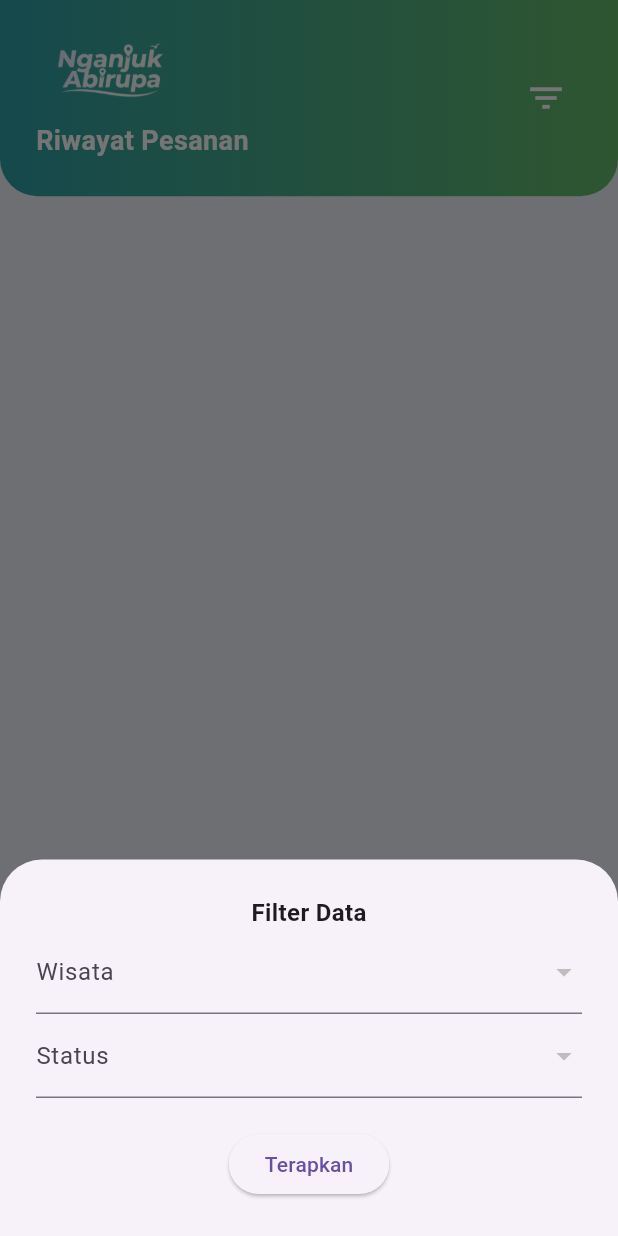
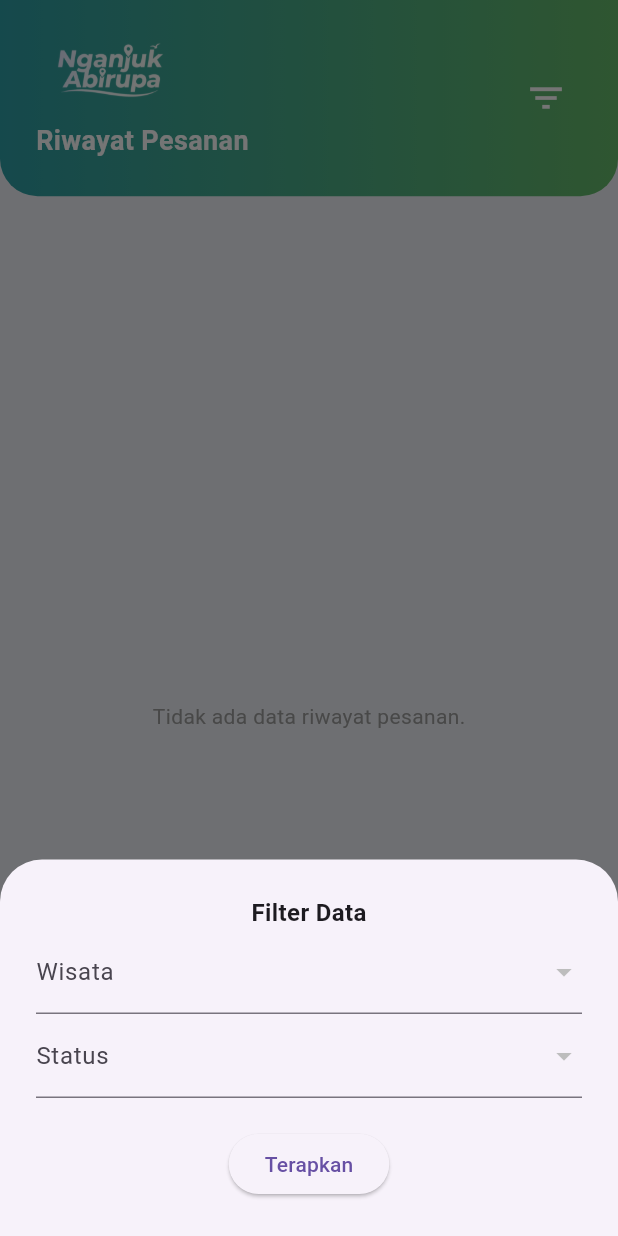
Before and after one commit to AlfinRF1/Nganjuk_abirupa_Flutter, a Flutter app: the RiwayatScreen screen opened directly, after a tap on the "filter list" icon, on a phone screen of 412 x 824 dp. Run offline on Flutter 3.47's test engine with Material 3 defaults, Android fonts, the phone set to English and light mode, and no system bars; our stand-ins replace cached_network_image, dio, firebase_auth, firebase_core, flutter_dotenv, flutter_markdown and 6 more; accounts and stored records are empty; network calls fail; Roboto replaces fonts that are missing (Poppins).

Commit message:
Refactor dashboard and history screens for improved API handling and UI updates
- Updated detail_wisata_screen.dart to enhance API calls with better error handling and token management.
- Refactored riwayat_screen.dart to implement automatic data refresh and improved loading states.
- Modified main.dart to streamline navigation logic and ensure dynamic routing to MainNavigation.
- Enhanced main_navigation.dart to utilize PageView for smoother transitions between screens.
- Updated pubspec.lock and pubspec.yaml to include the latest dependencies for Firebase and other packages.

```diff
--- a/lib/features/dashboard/riwayat_screen.dart
+++ b/lib/features/dashboard/riwayat_screen.dart
@@ -21,30 +21,36 @@ class _RiwayatScreenState extends State<RiwayatScreen> {
   @override
   void initState() {
     super.initState();
-    print("ALARM: initState berjalan!"); // Tambahin ini
+    debugPrint("ALARM: initState Riwayat Berjalan!");
     _loadRiwayat();
   }
 
+  // 👇 JURUS PENGAMAN: Pemicu refresh otomatis pas user buka via geser layar PageView
+  @override
+  void didChangeDependencies() {
+    super.didChangeDependencies();
+    _loadRiwayat(); // Otomatis nembak API biar status 'Lunas' langsung ke-render tanpa delay!
+  }
+
   Future<void> _loadRiwayat() async {
-  print("ALARM: _loadRiwayat dipanggil!");
-  setState(() => _isLoading = true);
+    if (!mounted) return;
 
     try {
       final prefs = await SharedPreferences.getInstance();
       String idCustomer = prefs.getString("id_customer") ?? "";
-    String token = prefs.getString("token") ?? ""; // WAJIB AMBIL TOKEN
+      String token = prefs.getString("token") ?? "";
 
+      if (mounted) {
         setState(() {
           _namaCustomer = prefs.getString("nama_customer") ?? "Pengguna";
         });
+      }
 
       if (idCustomer.isEmpty) {
-      print("ALARM: ID Customer kosong!");
-      setState(() => _isLoading = false);
+        if (mounted) setState(() => _isLoading = false);
         return;
       }
 
-    // GANTI KE IP LAPTOP LU!
       var url = 'https://nganjukabirupa.pbltifnganjuk.com/api/riwayat?id_customer=$idCustomer';
 
       final response = await http.get(
@@ -56,31 +62,21 @@ class _RiwayatScreenState extends State<RiwayatScreen> {
         },
       );
 
-    debugPrint("DEBUG RIWAYAT STATUS: ${response.statusCode}");
-    debugPrint("DEBUG RIWAYAT BODY: ${response.body}");
-
       if (response.statusCode == 200) {
         var data = jsonDecode(response.body);
         List<dynamic> list = [];
 
-      // Laravel lu nge-return langsung array [ ... ], bukan objek { status: success, data: [ ... ] }
-      // Jadi kita handle biar Flutter nggak bingung.
         if (data is List) {
           list = data;
         } else if (data is Map && data['data'] != null) {
           list = data['data'];
         }
 
-      // Sort data id terbesar di atas
+        // Urutkan ID Transaksi paling gede di posisi paling atas
         list.sort((a, b) {
           int idA = int.tryParse(a['id_transaksi'].toString()) ?? 0;
           int idB = int.tryParse(b['id_transaksi'].toString()) ?? 0;
           return idB.compareTo(idA);
-      });
-
-      setState(() {
-        _riwayatList = list;
-        _filteredList = list; // INI YANG MUNCULIN DATA KE LAYAR
         });
 
         for (var item in list) {
@@ -91,36 +87,33 @@ class _RiwayatScreenState extends State<RiwayatScreen> {
             if (item['status'] == "Menunggu" && tglPesanan.isBefore(hariIni)) {
               item['status'] = "Selesai";
             }
-        } catch(e) {
-          // Abaikan kalau tanggalnya format aneh
+          } catch(_) {}
         }
+
+        if (mounted) {
+          setState(() {
+            _riwayatList = list;
+            _filteredList = list;
+            _isLoading = false;
+          });
         }
-      print("ALARM: Data berhasil dimuat: ${list.length} item");
       } else {
-      print("ALARM: Server nolak. Status: ${response.statusCode}");
+        if (mounted) setState(() => _isLoading = false);
       }
     } catch (e) {
-    print("ALARM: ERROR PARAH: $e");
-  } finally {
+      debugPrint("ALARM ERROR RIWAYAT: $e");
       if (mounted) setState(() => _isLoading = false);
     }
   }
 
   void _filterData(String? wisata, String? status) {
-    print("Filter: Wisata=$wisata, Status=$status");
-
     setState(() {
       _filteredList = _riwayatList.where((item) {
-        // Ambil string dari item, pastiin jadi lowerCase
         String namaWisataItem = item['nama_wisata'].toString().toLowerCase();
         String statusItem = item['status'].toString().toLowerCase();
 
-        // Bandingin pake lowerCase juga
         bool matchWisata = (wisata == null || namaWisataItem.contains(wisata.toLowerCase()));
-
-        // PENTING: Bandingin status pake lowerCase
-        // Di RiwayatScreen, fungsi _filterData
-        bool matchStatus = (status == null || statusItem.toLowerCase() == status.toLowerCase());
+        bool matchStatus = (status == null || statusItem == status.toLowerCase());
 
         return matchWisata && matchStatus;
       }).toList();
@@ -128,22 +121,14 @@ class _RiwayatScreenState extends State<RiwayatScreen> {
   }
 
   Widget _buildWisataImage(String namaWisata, String urlGambar) {
-    debugPrint("DEBUG GAMBAR: Nama='$namaWisata', URL='$urlGambar'"); // Biar ketahuan isinya kosong atau nggak
-
-    String lower = namaWisata.toLowerCase();
-    String localAsset = '';
-
-    // KALAU GAK ADA DI LOKAL, TARIK DARI SERVER LAPTOP LU
-    // Pastikan path foldernya sesuai dengan struktur folder 'public' di Laravel lu
     String finalUrl = urlGambar.startsWith('http')
         ? urlGambar
-        : 'https://nganjukabirupa.pbltifnganjuk.com/images/destinasi/$urlGambar'; // Ganti ke IP
+        : 'https://nganjukabirupa.pbltifnganjuk.com/images/destinasi/$urlGambar';
 
     return Image.network(
       finalUrl,
       fit: BoxFit.cover,
       errorBuilder: (c, e, s) {
-        debugPrint("GAGAL LOAD GAMBAR DARI: $finalUrl"); // Lacak URL errornya
         return Container(
           color: Colors.grey[300],
           child: const Icon(Icons.broken_image, color: Colors.grey),
@@ -177,14 +162,9 @@ class _RiwayatScreenState extends State<RiwayatScreen> {
                       const Text("Riwayat Pesanan", style: TextStyle(color: Colors.white, fontSize: 18, fontWeight: FontWeight.bold)),
                     ],
                   ),
-                  // Ganti IconButton di dalam Header lu dengan ini:
                   IconButton(
                     icon: const Icon(Icons.filter_list, color: Colors.white, size: 28),
                     onPressed: () {
-                      // 1. Ambil semua nama wisata dari riwayat
-                      // 2. .toSet() buat ngilangin nama wisata yang double
-                      // 3. .toList() buat balikin lagi jadi list
-                      // Di dalam onPressed: () {...} IconButton filter:
                       List<String> wisataUnik = _riwayatList.map((e) => e['nama_wisata'].toString()).toSet().toList();
                       List<String> statusUnik = _riwayatList.map((e) => e['status'].toString()).toSet().toList();
 
@@ -194,7 +174,7 @@ class _RiwayatScreenState extends State<RiwayatScreen> {
                         builder: (c) => FilterModal(
                           onApply: _filterData,
                           daftarWisata: wisataUnik,
-                          daftarStatus: statusUnik, // <--- Kirim status uniknya
+                          daftarStatus: statusUnik,
                         ),
                       );
                     },
@@ -202,27 +182,25 @@ class _RiwayatScreenState extends State<RiwayatScreen> {
                 ],
               ),
             ),
-
-            // --- FITUR PULL-TO-REFRESH DISEMATKAN DI SINI ---
             Expanded(
               child: _isLoading
-                ? const Center(child: CircularProgressIndicator())
+                ? const Center(child: CircularProgressIndicator(color: Color(0xFF2E9FA6)))
                 : RefreshIndicator(
-                    onRefresh: _loadRiwayat, // Tarik layar ke bawah langsung manggil fungsi load ulang
+                    onRefresh: _loadRiwayat,
                     color: const Color(0xFF2E9FA6),
-                    child: ListView.builder(
+                    child: _filteredList.isEmpty
+                        ? const Center(child: Text("Tidak ada data riwayat pesanan.", style: TextStyle(color: Colors.grey)))
+                        : ListView.builder(
                             padding: const EdgeInsets.all(16),
                             itemCount: _filteredList.length,
-                      // Wajib pakai physics ini biar list pendek tetep bisa ditarik ke bawah
                             physics: const AlwaysScrollableScrollPhysics(),
                             itemBuilder: (c, i) {
                               var item = _filteredList[i];
-                        // Parsing Tanggal (biar gak nampilin DD/MM/YYYY lagi)
                               String tglFormatted = "-";
                               try {
                                 DateTime dt = DateTime.parse(item['tanggal'].toString());
                                 tglFormatted = DateFormat('dd/MM/yyyy').format(dt);
-                        } catch (e) { tglFormatted = item['tanggal'].toString(); }
+                              } catch (_) { tglFormatted = item['tanggal'].toString(); }
 
                               return GestureDetector(
                                 onTap: () => showModalBottomSheet(
@@ -241,13 +219,11 @@ class _RiwayatScreenState extends State<RiwayatScreen> {
                                   child: Row(
                                     crossAxisAlignment: CrossAxisAlignment.start,
                                     children: [
-                                // Gambar Wisata
                                       ClipRRect(
                                         borderRadius: BorderRadius.circular(8),
                                         child: SizedBox(width: 100, height: 100, child: _buildWisataImage(item['nama_wisata'], item['gambar'] ?? ''))
                                       ),
                                       const SizedBox(width: 12),
-                                // Info Teks
                                       Expanded(
                                         child: Column(
                                           crossAxisAlignment: CrossAxisAlignment.start,
@@ -255,7 +231,7 @@ class _RiwayatScreenState extends State<RiwayatScreen> {
                                             Row(
                                               mainAxisAlignment: MainAxisAlignment.spaceBetween,
                                               children: [
-                                          const SizedBox(), // Spacer
+                                                const SizedBox(),
                                                 Text(tglFormatted, style: const TextStyle(fontSize: 10, color: Colors.grey, fontWeight: FontWeight.bold)),
                                               ],
                                             ),
@@ -265,7 +241,7 @@ class _RiwayatScreenState extends State<RiwayatScreen> {
                                             Align(
                                               alignment: Alignment.bottomRight,
                                               child: Text(
-                                          "Total 1 tiket : Rp.${currencyFormat.format(item['total_harga'])}",
+                                                "Total : Rp.${currencyFormat.format(item['total_harga'])}",
                                                 style: const TextStyle(fontSize: 11, fontWeight: FontWeight.bold)
                                               ),
                                             ),
@@ -289,14 +265,14 @@ class _RiwayatScreenState extends State<RiwayatScreen> {
 
 class FilterModal extends StatefulWidget {
   final List<String> daftarWisata;
-  final List<String> daftarStatus; // <--- Tambahin ini
+  final List<String> daftarStatus;
   final Function(String?, String?) onApply;
 
   const FilterModal({
     super.key,
     required this.onApply,
     required this.daftarWisata,
-    required this.daftarStatus, // <--- Tambahin ini
+    required this.daftarStatus,
   });
 
   @override
@@ -308,28 +284,29 @@ class _FilterModalState extends State<FilterModal> {
 
   @override
   Widget build(BuildContext context) {
-    return Container(padding: const EdgeInsets.all(24), child: Column(mainAxisSize: MainAxisSize.min, children: [
+    return Container(
+      padding: const EdgeInsets.all(24),
+      child: Column(
+        mainAxisSize: MainAxisSize.min,
+        children: [
           const Text("Filter Data", style: TextStyle(fontWeight: FontWeight.bold, fontSize: 16)),
-
-      // Dropdown Wisata
           DropdownButtonFormField<String>(
             decoration: const InputDecoration(labelText: "Wisata"),
             items: widget.daftarWisata.map((e) => DropdownMenuItem(value: e, child: Text(e))).toList(),
             onChanged: (v) => _wisata = v
           ),
-
-      // Dropdown Status DYNAMIC
           DropdownButtonFormField<String>(
             decoration: const InputDecoration(labelText: "Status"),
             items: widget.daftarStatus.map((e) => DropdownMenuItem(value: e, child: Text(e))).toList(),
             onChanged: (v) => _status = v
           ),
-
           const SizedBox(height: 20),
           ElevatedButton(
             onPressed: () { widget.onApply(_wisata, _status); Navigator.pop(context); },
             child: const Text("Terapkan")
           )
-    ]));
+        ]
+      )
+    );
   }
 }
--- a/pubspec.yaml
+++ b/pubspec.yaml
@@ -26,6 +26,7 @@ dependencies:
   http: ^1.2.0
   flutter_dotenv: ^6.0.1
   flutter_markdown: ^0.7.7+1
+  firebase_core: ^4.9.0
 
 dev_dependencies:
   flutter_test:
```
Also changed, not shown: lib/features/dashboard/dashboard_screen.dart (+29 -42 lines), lib/features/dashboard/detail_riwayat_bottomsheet.dart (+53 -17 lines), lib/features/dashboard/detail_wisata_screen.dart (+31 -70 lines), lib/main.dart (+8 -8 lines), lib/main_navigation.dart (+40 -24 lines), pubspec.lock. Lines whose indentation alone changed are shown as unchanged.
